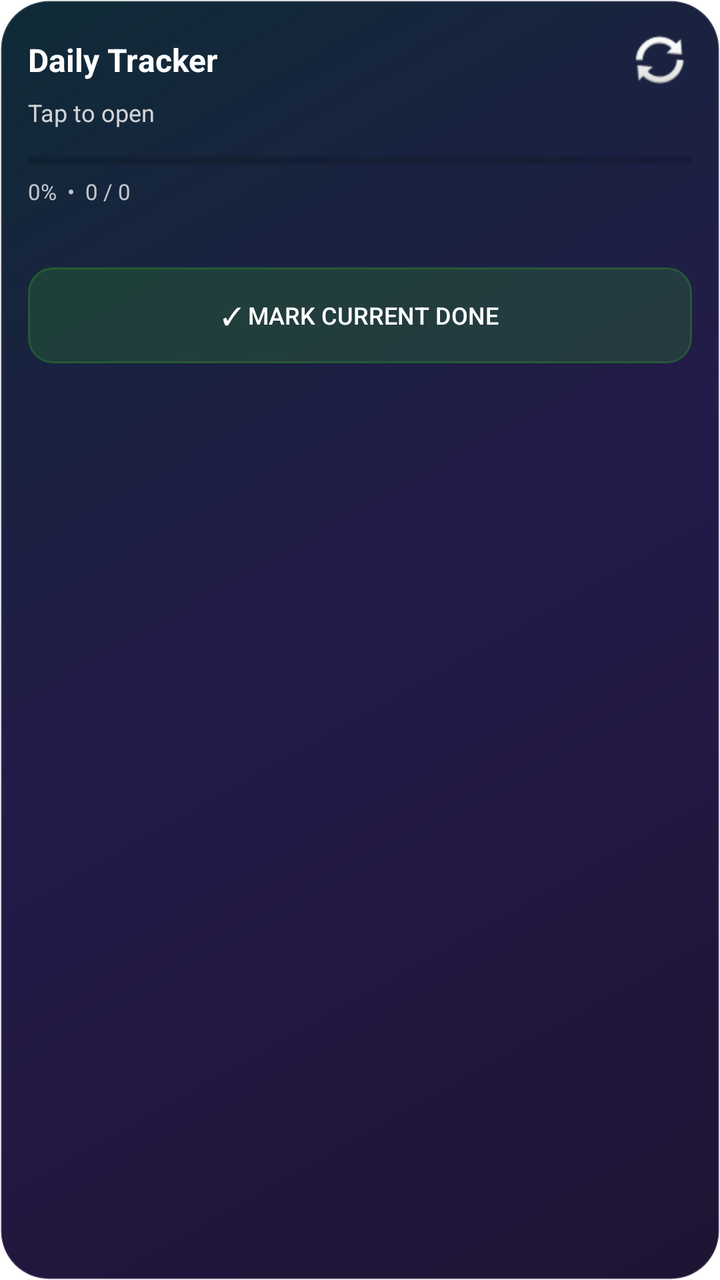
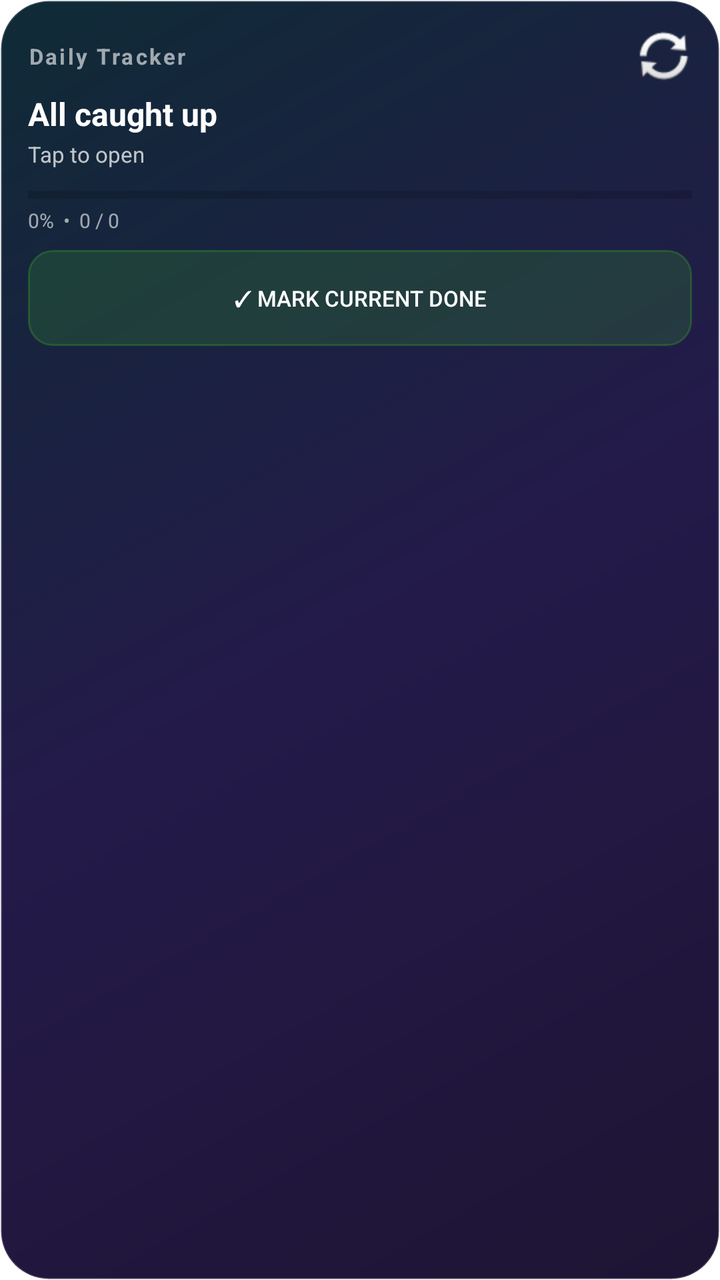

The first picture is an Android layout as it rendered before a commit; the second is the same layout after the commit. The layout source and the unified diff follow.
<!-- AndroidManifest.xml: fallback theme Theme.MaterialComponents.DayNight.NoActionBar -->
<!-- res/layout/daily_tracker_widget.xml -->
<?xml version="1.0" encoding="utf-8"?>
<LinearLayout xmlns:android="http://schemas.android.com/apk/res/android"
    android:id="@+id/widget_root"
    android:layout_width="match_parent"
    android:layout_height="match_parent"
    android:orientation="vertical"
    android:padding="14dp"
    android:background="@drawable/widget_background">

    <LinearLayout
        android:layout_width="match_parent"
        android:layout_height="wrap_content"
        android:orientation="horizontal"
        android:gravity="center_vertical">

        <TextView
            android:id="@+id/widget_title"
            android:layout_width="0dp"
            android:layout_height="wrap_content"
            android:layout_weight="1"
            android:text="Daily Tracker"
            android:textSize="16sp"
            android:textStyle="bold"
            android:textColor="#FFFFFFFF"
            android:maxLines="1"
            android:ellipsize="end" />

        <ImageButton
            android:id="@+id/widget_refresh_btn"
            android:layout_width="32dp"
            android:layout_height="32dp"
            android:padding="4dp"
            android:background="@android:color/transparent"
            android:src="@android:drawable/ic_popup_sync"
            android:contentDescription="Refresh" />
    </LinearLayout>

    <TextView
        android:id="@+id/widget_subtitle"
        android:layout_width="match_parent"
        android:layout_height="wrap_content"
        android:layout_marginTop="2dp"
        android:text="Tap to open"
        android:textSize="12sp"
        android:textColor="#CCFFFFFF"
        android:maxLines="1"
        android:ellipsize="end" />

    <ProgressBar
        android:id="@+id/widget_progress"
        style="?android:attr/progressBarStyleHorizontal"
        android:layout_width="match_parent"
        android:layout_height="8dp"
        android:layout_marginTop="12dp"
        android:max="100"
        android:progress="0" />

    <TextView
        android:id="@+id/widget_progress_label"
        android:layout_width="match_parent"
        android:layout_height="wrap_content"
        android:layout_marginTop="4dp"
        android:text="0%  •  0 / 0"
        android:textSize="11sp"
        android:textColor="#BBFFFFFF" />

    <TextView
        android:id="@+id/widget_prayers"
        android:layout_width="match_parent"
        android:layout_height="wrap_content"
        android:layout_marginTop="6dp"
        android:text=""
        android:textSize="11sp"
        android:textColor="#DDFFFFFF"
        android:maxLines="1"
        android:ellipsize="end" />

    <Button
        android:id="@+id/widget_done_btn"
        android:layout_width="match_parent"
        android:layout_height="wrap_content"
        android:layout_marginTop="10dp"
        android:text="✓ Mark current done"
        android:textSize="12sp"
        android:textColor="#FFFFFFFF"
        android:background="@drawable/widget_button_bg"
        android:stateListAnimator="@null" />

</LinearLayout>
<!-- resources referenced by this layout -->
<resources>
  <!-- drawable widget_background (drawable) -->
  <?xml version="1.0" encoding="utf-8"?>
  <shape xmlns:android="http://schemas.android.com/apk/res/android"
      android:shape="rectangle">
      <gradient
          android:angle="135"
          android:startColor="#1E1433"
          android:centerColor="#241A4A"
          android:endColor="#0F2B36" />
      <corners android:radius="24dp" />
      <stroke android:width="1dp" android:color="#33FFFFFF" />
  </shape>
  <!-- drawable widget_button_bg (drawable) -->
  <?xml version="1.0" encoding="utf-8"?>
  <shape xmlns:android="http://schemas.android.com/apk/res/android"
      android:shape="rectangle">
      <solid android:color="#4D2E7D32" />
      <stroke android:width="1dp" android:color="#882E7D32" />
      <corners android:radius="12dp" />
  </shape>
</resources>

<!-- the commit's change to res/layout/daily_tracker_widget.xml (unified diff, before → after) -->
@@ -7,6 +7,7 @@
     android:padding="14dp"
     android:background="@drawable/widget_background">
 
+    
     <LinearLayout
         android:layout_width="match_parent"
         android:layout_height="wrap_content"
@@ -14,44 +15,58 @@
         android:gravity="center_vertical">
 
         <TextView
-            android:id="@+id/widget_title"
+            android:id="@+id/widget_app_name"
             android:layout_width="0dp"
             android:layout_height="wrap_content"
             android:layout_weight="1"
             android:text="Daily Tracker"
-            android:textSize="16sp"
+            android:textSize="11sp"
             android:textStyle="bold"
-            android:textColor="#FFFFFFFF"
+            android:textColor="#99FFFFFF"
             android:maxLines="1"
-            android:ellipsize="end" />
+            android:letterSpacing="0.1" />
 
         <ImageButton
             android:id="@+id/widget_refresh_btn"
-            android:layout_width="32dp"
-            android:layout_height="32dp"
+            android:layout_width="28dp"
+            android:layout_height="28dp"
             android:padding="4dp"
             android:background="@android:color/transparent"
             android:src="@android:drawable/ic_popup_sync"
             android:contentDescription="Refresh" />
     </LinearLayout>
 
+    
+    <TextView
+        android:id="@+id/widget_title"
+        android:layout_width="match_parent"
+        android:layout_height="wrap_content"
+        android:layout_marginTop="4dp"
+        android:text="All caught up"
+        android:textSize="16sp"
+        android:textStyle="bold"
+        android:textColor="#FFFFFFFF"
+        android:maxLines="1"
+        android:ellipsize="end" />
+
     <TextView
         android:id="@+id/widget_subtitle"
         android:layout_width="match_parent"
         android:layout_height="wrap_content"
         android:layout_marginTop="2dp"
         android:text="Tap to open"
-        android:textSize="12sp"
-        android:textColor="#CCFFFFFF"
+        android:textSize="11sp"
+        android:textColor="#BBFFFFFF"
         android:maxLines="1"
         android:ellipsize="end" />
 
+    
     <ProgressBar
         android:id="@+id/widget_progress"
         style="?android:attr/progressBarStyleHorizontal"
         android:layout_width="match_parent"
-        android:layout_height="8dp"
-        android:layout_marginTop="12dp"
+        android:layout_height="6dp"
+        android:layout_marginTop="10dp"
         android:max="100"
         android:progress="0" />
 
@@ -59,29 +74,138 @@
         android:id="@+id/widget_progress_label"
         android:layout_width="match_parent"
         android:layout_height="wrap_content"
+        android:layout_marginTop="3dp"
+        android:text="0%  •  0 / 0"
+        android:textSize="10sp"
+        android:textColor="#99FFFFFF" />
+
+    
+    <TextView
+        android:id="@+id/widget_prayers"
+        android:layout_width="match_parent"
+        android:layout_height="wrap_content"
         android:layout_marginTop="4dp"
-        android:text="0%  •  0 / 0"
-        android:textSize="11sp"
-        android:textColor="#BBFFFFFF" />
-
-    <TextView
-        android:id="@+id/widget_prayers"
-        android:layout_width="match_parent"
-        android:layout_height="wrap_content"
-        android:layout_marginTop="6dp"
         android:text=""
-        android:textSize="11sp"
-        android:textColor="#DDFFFFFF"
+        android:textSize="10sp"
+        android:textColor="#BBFFFFFF"
         android:maxLines="1"
-        android:ellipsize="end" />
-
+        android:ellipsize="end"
+        android:visibility="gone" />
+
+    
+    <LinearLayout
+        android:id="@+id/widget_todo_section"
+        android:layout_width="match_parent"
+        android:layout_height="wrap_content"
+        android:orientation="vertical"
+        android:layout_marginTop="8dp"
+        android:visibility="gone">
+
+        <TextView
+            android:layout_width="match_parent"
+            android:layout_height="wrap_content"
+            android:text="TODOS"
+            android:textSize="9sp"
+            android:textStyle="bold"
+            android:textColor="#77FFFFFF"
+            android:letterSpacing="0.15" />
+
+        
+        <LinearLayout
+            android:id="@+id/widget_todo1_row"
+            android:layout_width="match_parent"
+            android:layout_height="wrap_content"
+            android:orientation="horizontal"
+            android:gravity="center_vertical"
+            android:layout_marginTop="4dp"
+            android:visibility="gone">
+
+            <ImageButton
+                android:id="@+id/widget_todo1_check"
+                android:layout_width="24dp"
+                android:layout_height="24dp"
+                android:background="@android:color/transparent"
+                android:src="@android:drawable/checkbox_off_background"
+                android:contentDescription="Toggle todo" />
+
+            <TextView
+                android:id="@+id/widget_todo1_text"
+                android:layout_width="match_parent"
+                android:layout_height="wrap_content"
+                android:layout_marginStart="6dp"
+                android:textSize="12sp"
+                android:textColor="#DDFFFFFF"
+                android:maxLines="1"
+                android:ellipsize="end" />
+        </LinearLayout>
+
+        
+        <LinearLayout
+            android:id="@+id/widget_todo2_row"
+            android:layout_width="match_parent"
+            android:layout_height="wrap_content"
+            android:orientation="horizontal"
+            android:gravity="center_vertical"
+            android:layout_marginTop="2dp"
+            android:visibility="gone">
+
+            <ImageButton
+                android:id="@+id/widget_todo2_check"
+                android:layout_width="24dp"
+                android:layout_height="24dp"
+                android:background="@android:color/transparent"
+                android:src="@android:drawable/checkbox_off_background"
+                android:contentDescription="Toggle todo" />
+
+            <TextView
+                android:id="@+id/widget_todo2_text"
+                android:layout_width="match_parent"
+                android:layout_height="wrap_content"
+                android:layout_marginStart="6dp"
+                android:textSize="12sp"
+                android:textColor="#DDFFFFFF"
+                android:maxLines="1"
+                android:ellipsize="end" />
+        </LinearLayout>
+
+        
+        <LinearLayout
+            android:id="@+id/widget_todo3_row"
+            android:layout_width="match_parent"
+            android:layout_height="wrap_content"
+            android:orientation="horizontal"
+            android:gravity="center_vertical"
+            android:layout_marginTop="2dp"
+            android:visibility="gone">
+
+            <ImageButton
+                android:id="@+id/widget_todo3_check"
+                android:layout_width="24dp"
+                android:layout_height="24dp"
+                android:background="@android:color/transparent"
+                android:src="@android:drawable/checkbox_off_background"
+                android:contentDescription="Toggle todo" />
+
+            <TextView
+                android:id="@+id/widget_todo3_text"
+                android:layout_width="match_parent"
+                android:layout_height="wrap_content"
+                android:layout_marginStart="6dp"
+                android:textSize="12sp"
+                android:textColor="#DDFFFFFF"
+                android:maxLines="1"
+                android:ellipsize="end" />
+        </LinearLayout>
+    </LinearLayout>
+
+    
     <Button
         android:id="@+id/widget_done_btn"
         android:layout_width="match_parent"
         android:layout_height="wrap_content"
-        android:layout_marginTop="10dp"
+        android:layout_marginTop="8dp"
         android:text="✓ Mark current done"
-        android:textSize="12sp"
+        android:textSize="11sp"
         android:textColor="#FFFFFFFF"
         android:background="@drawable/widget_button_bg"
         android:stateListAnimator="@null" />
